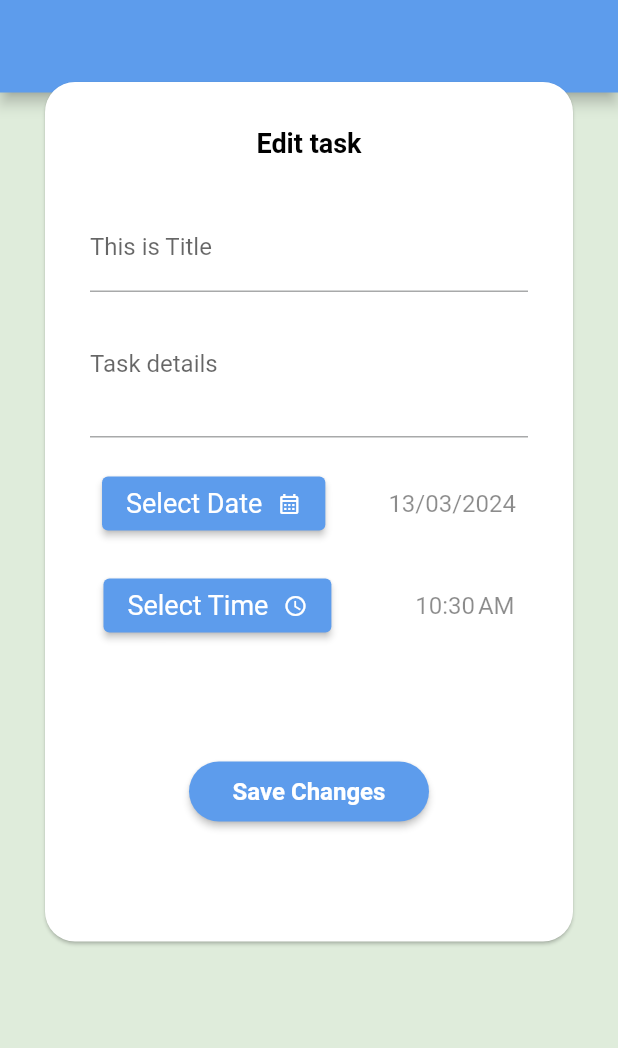
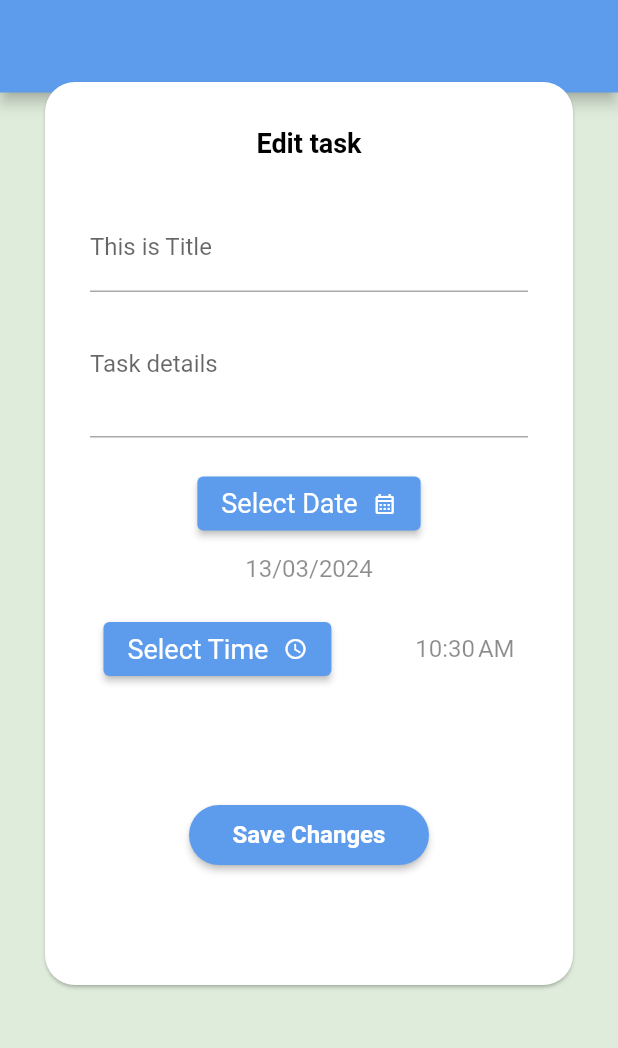
Before and after one commit to AER-Shalaan/ToDo, a Flutter app: the EditWidget screen opened directly with empty values, on a phone screen of 412 x 824 dp, the part 143-1191 px from its top. Run offline on Flutter 3.47's test engine with Material 3 defaults, Android fonts, the phone set to English and light mode, and no system bars; our stand-ins replace cloud_firestore, easy_date_timeline, firebase_auth, firebase_core, flutter_slidable, flutter_svg and 2 more; accounts and stored records are empty.

Commit message:
simple edit on pixel

```diff
--- a/lib/layout/home/widgets/editwidget.dart
+++ b/lib/layout/home/widgets/editwidget.dart
@@ -82,9 +82,6 @@ class _EditWidgetState extends State<EditWidget> {
                             },
                           ),
                           SizedBox(height: 20),
-                          Row(
-                              mainAxisAlignment: MainAxisAlignment.spaceAround,
-                              children: [
                           ElevatedButton(
                               onPressed:()async{
                                 DateTime? selectedDate = await showDatePicker(
@@ -105,11 +102,9 @@ class _EditWidgetState extends State<EditWidget> {
                               ]
                           )
                           ),
-                                SizedBox(width: 10),
+                          SizedBox(height: 10),
                           Text(DateFormat('dd/MM/yyyy').format(DateTime(homeProvider.selectedDate.year,homeProvider.selectedDate.month,homeProvider.selectedDate.day,homeProvider.selectedTime!.hour,homeProvider.selectedTime!.minute)),
-                                    style: TextStyle(fontSize: 16.0,color: Colors.black45))
-                              ]
-                          ),
+                              style: TextStyle(fontSize: 16.0,color: Colors.black45)),
                           SizedBox(height: 20),
                           Row(
                               mainAxisAlignment: MainAxisAlignment.spaceAround,
--- a/lib/layout/home/widgets/taskwidget.dart
+++ b/lib/layout/home/widgets/taskwidget.dart
@@ -27,7 +27,7 @@ class TaskWidget extends StatelessWidget {
 
         startActionPane:ActionPane(
             motion:ScrollMotion(),
-            extentRatio: 0.2,
+            extentRatio: 0.4,
             children: [
               SlidableAction(
                 onPressed: (context){
@@ -41,7 +41,7 @@ class TaskWidget extends StatelessWidget {
             ]),
         endActionPane: ActionPane(
             motion: ScrollMotion(),
-            extentRatio: 0.2,
+            extentRatio: 0.4,
             children: [
               SlidableAction(onPressed: (context){
                 homeProvider.selectedTime = TimeOfDay(hour: taskDate.hour, minute: taskDate.minute);
@@ -79,7 +79,7 @@ class TaskWidget extends StatelessWidget {
                       children: [
                         const SizedBox(width: 15),
                         Container(
-                          width: width*0.55,
+                          width: width*0.45,
                           height: height*0.035,
                           child: SingleChildScrollView(
                             scrollDirection: Axis.vertical,
```
Lines whose indentation alone changed are shown as unchanged.
